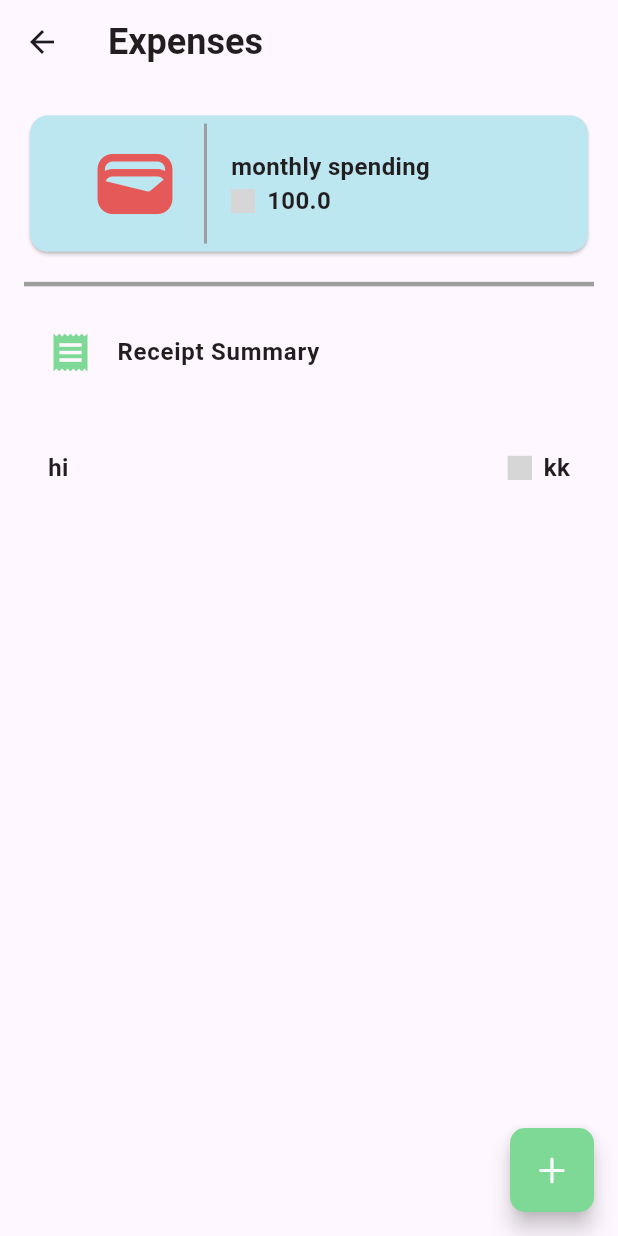
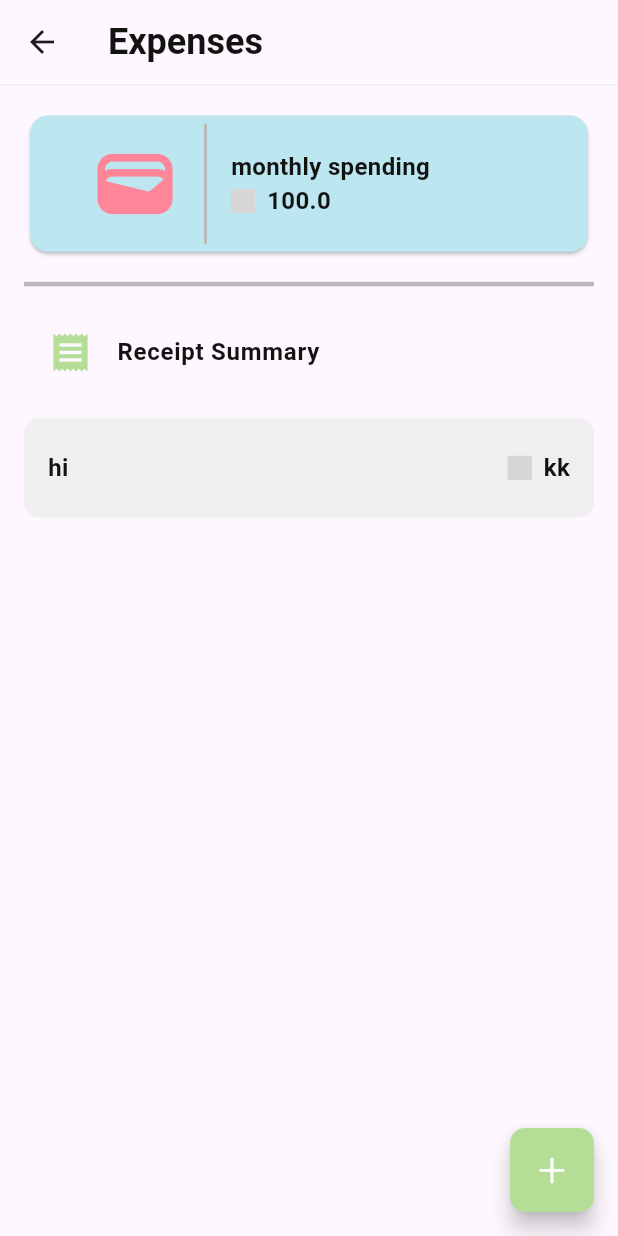
Before and after one commit to shtwaijri/capstone-project, a Flutter app: the ExpensesScreen screen opened directly, on a phone screen of 412 x 824 dp. Run offline on Flutter 3.47's test engine with Material 3 defaults, Android fonts, the light colour scheme and no system bars; our stand-ins replace bloc, dart_mappable, dotted_border, easy_localization, flutter_bloc, flutter_dotenv and 3 more; accounts and stored records are empty; generated files the repository leaves out were written again; Roboto replaces fonts that are missing (SFCompactRounded); grey boxes are pictures that could not be loaded.

Commit message:
style: fix color styling issues

```diff
--- a/qaimati/lib/style/style_color.dart
+++ b/qaimati/lib/style/style_color.dart
@@ -1,14 +1,16 @@
 import 'package:flutter/material.dart';
 
 class StyleColor {
-  static const beige = Color(0xFFEAE5DF); //Background
-  static const white = Color.fromARGB(255, 255, 255, 255); //Background
-  static const tail = Color(0xFF97BEAC); //Buttons
-  static const black = Color(0xFF221E20); //text
-  static const red = Color(0xFFE65959); //Error or logout
-  static const green = Color(0xFF7FD996); //Success
-  static const floralWhite = Color(0xffFFF8F0);
-  static const gray = Colors.grey; //cards color
-  static const lightBrown = Color(0xffD3B48C);
-  static const blue = Color(0xffBCE7F0);
+  static const green = Color(0xFFB4DE95); //Buttons
+  static const blue = Color(0xFFBCE7F0);
+  static const red = Color(0xFFFF8699);
+  static const orange = Color(0xFFFE8B48);
+  static const yallow = Color(0xFFF7EB70);
+  static const black = Color(0xFF121211); //text
+  static const white = Color(0XFFFFFFFF); //Background
+  static const gray = Color(0xFFB9B9B9);
+  static const graylight = Color(0xFFEFEFF0);
+  static const error = Color(0xFFEB5757); //Error
+  static const success = Color(0xFF7FD996); //Success
+  static const warning = Color(0xFFE4C25D); //Warning
 }
```
